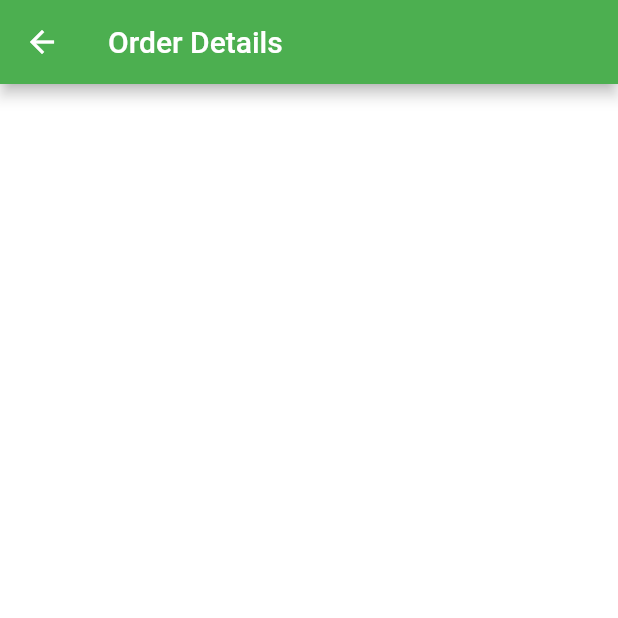
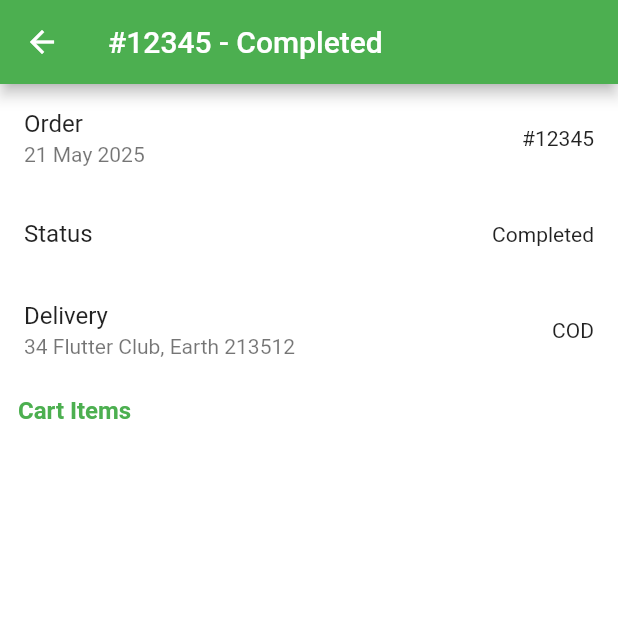
Before and after one commit to Jashwanth-Gowda-R/flutter-Grocery-App, a Flutter app: the MyOrders screen opened directly, after a tap on "21 May 2025", on a phone screen of 412 x 824 dp, the top half of it. Run offline on Flutter 3.47's test engine with Material 2 defaults, Android fonts, the phone set to English and light mode, and no system bars; our stand-ins replace carousel_slider, get.

Commit message:
added order detail page

```diff
--- a/grocery_user_app/lib/screens/orders.dart
+++ b/grocery_user_app/lib/screens/orders.dart
@@ -76,7 +76,9 @@ class MyOrders extends StatelessWidget {
           itemBuilder: (bc, index) {
             return ListTile(
               onTap: () {
-                Get.to(OrdersDetails());
+                Get.to(OrdersDetails(
+                  orderDetailObj: _orders[index],
+                ));
               },
               title: Text('# ${_orders[index]["id"]}'),
               subtitle: Column(
--- a/grocery_user_app/lib/screens/orders_details.dart
+++ b/grocery_user_app/lib/screens/orders_details.dart
@@ -1,16 +1,60 @@
-// ignore_for_file: prefer_const_constructors
+// ignore_for_file: prefer_const_constructors, use_key_in_widget_constructors, prefer_typing_uninitialized_variables, must_be_immutable, prefer_const_literals_to_create_immutables, avoid_unnecessary_containers
 
 import 'package:flutter/material.dart';
 
 class OrdersDetails extends StatelessWidget {
-  const OrdersDetails({Key key}) : super(key: key);
+  var orderDetailObj;
+
+  OrdersDetails({this.orderDetailObj});
 
   @override
   Widget build(BuildContext context) {
     return Scaffold(
-      appBar: AppBar(
-        title: Text('Order Details'),
-      ),
-    );
+        appBar: AppBar(
+          title: Text("#${orderDetailObj["id"]} - ${orderDetailObj["status"]}"),
+        ),
+        body: Container(
+          child: Column(
+            children: [
+              ListTile(
+                title: Text('Order'),
+                subtitle: Text('${orderDetailObj["dateString"]}'),
+                trailing: Text('#${orderDetailObj["id"]}'),
+              ),
+              ListTile(
+                title: Text('Status'),
+                trailing: Text('${orderDetailObj["status"]}'),
+              ),
+              ListTile(
+                title: Text('Delivery'),
+                subtitle: Text('${orderDetailObj["deliveryAddress"]}'),
+                trailing: Text('${orderDetailObj["paymentMethod"]}'),
+              ),
+              Container(
+                margin: EdgeInsets.only(top: 8, bottom: 8),
+                padding: EdgeInsets.only(left: 12),
+                alignment: Alignment.centerLeft,
+                child: Text(
+                  'Cart Items',
+                  style: TextStyle(
+                    color: Colors.green,
+                    fontSize: 16,
+                    fontWeight: FontWeight.bold,
+                  ),
+                ),
+              ),
+              Expanded(
+                  child: ListView.builder(
+                      itemCount: orderDetailObj['cartItems'].length,
+                      itemBuilder: (bc, index) {
+                        return ListTile(
+                          title: Text(''),
+                          subtitle: Text(''),
+                          trailing: Text(''),
+                        );
+                      }))
+            ],
+          ),
+        ));
   }
 }
```
